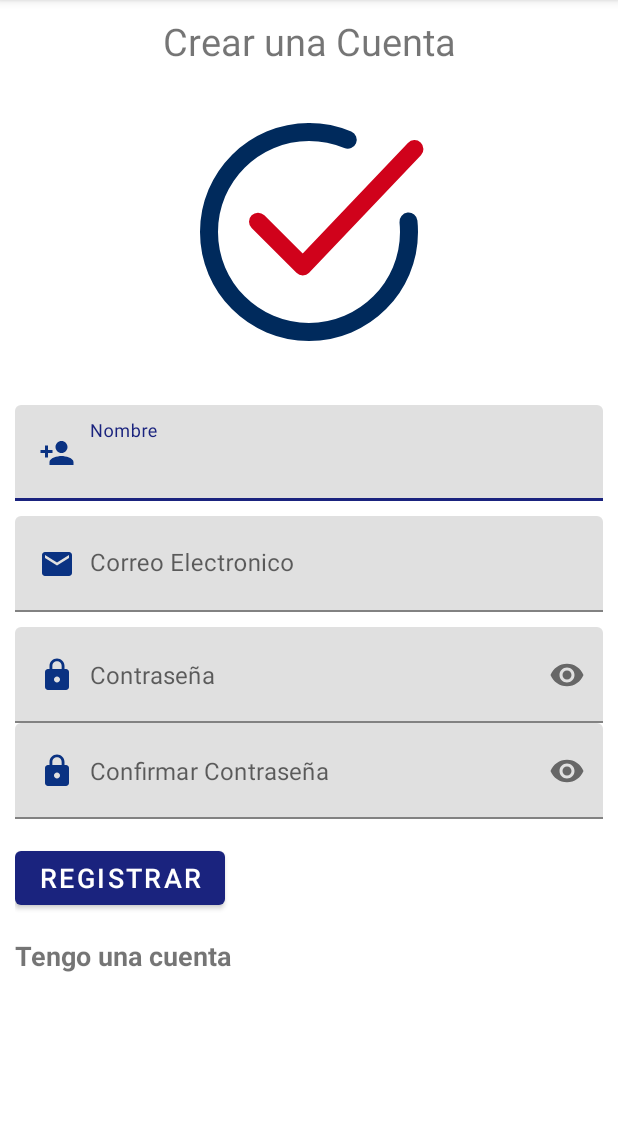
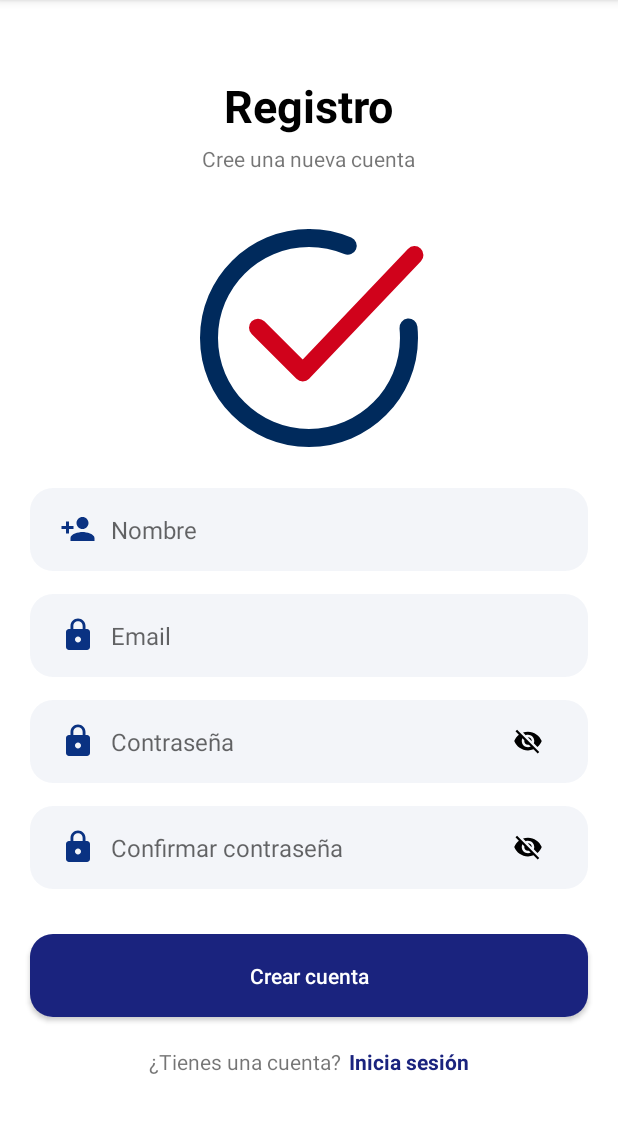
Before and after one commit to kurama027/garita_android, an Android app: the Registro screen opened directly, with no data from a screen before it, on a phone screen of 412 x 824 dp, the part 84-1217 px from its top. Run offline under Robolectric (Android 15) with nearby library versions, the phone set to English and light mode, and no system bars; our stand-ins replace Firebase (no records; nobody signed in at launch, a user with empty details on screens opened directly).

Commit message:
layout registro renovado

```diff
--- a/app/src/main/res/layout/activity_registro.xml
+++ b/app/src/main/res/layout/activity_registro.xml
@@ -4,107 +4,179 @@
     xmlns:tools="http://schemas.android.com/tools"
     android:layout_width="match_parent"
     android:layout_height="match_parent"
+    android:orientation="vertical"
     tools:context=".controlador.Registro">
 
-    <androidx.appcompat.widget.LinearLayoutCompat
+    <LinearLayout
         android:layout_width="match_parent"
         android:layout_height="wrap_content"
-        android:padding="10dp"
+        android:layout_gravity="center"
         android:orientation="vertical">
+
         <TextView
-            android:text="@string/CrearCuantaTXT"
-            android:layout_width="match_parent"
+            android:layout_width="wrap_content"
             android:layout_height="wrap_content"
-            android:textSize="25sp"
-            android:gravity="center"/>
-        //animacion
+            android:layout_gravity="center"
+            android:layout_marginTop="20dp"
+            android:text="Registro"
+            android:textColor="#000000"
+            android:textSize="30sp"
+            android:textStyle="bold" />
+
+        <TextView
+            android:layout_width="wrap_content"
+            android:layout_height="wrap_content"
+            android:layout_gravity="center"
+            android:layout_marginTop="5dp"
+            android:text="Cree una nueva cuenta" />
+
         <com.airbnb.lottie.LottieAnimationView
             android:layout_width="200dp"
             android:layout_height="200dp"
+            android:layout_gravity="center"
+            android:layout_marginTop="10dp"
+            app:lottie_autoPlay="true"
+            app:lottie_fileName="register.json"
             app:lottie_imageAssetsFolder="assets"
-            app:lottie_fileName="register.json"
-            app:lottie_loop="true"
-            app:lottie_autoPlay="true"
-            android:layout_gravity="center"
-            android:layout_marginTop="10dp"/>
-        <com.google.android.material.textfield.TextInputLayout
+            app:lottie_loop="true" />
+
+        <EditText
+            android:id="@+id/NombreEt"
+            android:layout_width="match_parent"
+            android:layout_height="55dp"
+            android:layout_marginStart="20dp"
+            android:layout_marginEnd="20dp"
+            android:background="@drawable/round_input_text"
+            android:drawableStart="@drawable/icono_nombres"
+            android:drawablePadding="10dp"
+            android:hint="@string/NombreEt"
+            android:inputType="textPersonName|textCapWords"
+            android:maxLines="1"
+            android:paddingStart="20dp"
+            android:paddingEnd="20dp"
+            android:textSize="16sp" />
+
+        <EditText
+            android:id="@+id/CorreoEt"
+            android:layout_width="match_parent"
+            android:layout_height="55dp"
+            android:layout_marginStart="20dp"
+            android:layout_marginTop="15dp"
+            android:layout_marginEnd="20dp"
+            android:background="@drawable/round_input_text"
+            android:drawableStart="@drawable/icono_password"
+            android:drawablePadding="10dp"
+            android:hint="Email"
+            android:inputType="textEmailAddress"
+            android:maxLines="1"
+            android:paddingStart="20dp"
+            android:paddingEnd="20dp"
+            android:textSize="16sp" />
+
+        <RelativeLayout
+            android:layout_width="match_parent"
+            android:layout_height="55dp"
+            android:layout_marginStart="20dp"
+            android:layout_marginTop="15dp"
+            android:layout_marginEnd="20dp"
+            android:background="@drawable/round_input_text">
+
+            <EditText
+                android:id="@+id/ContraseñaEt"
+                android:layout_width="match_parent"
+                android:layout_height="match_parent"
+                android:layout_toStartOf="@+id/iv_passwordShowRegister"
+                android:background="@android:color/transparent"
+                android:drawableStart="@drawable/icono_password"
+                android:drawablePadding="10dp"
+                android:hint="Contraseña"
+                android:inputType="textPassword"
+                android:maxLines="1"
+                android:paddingStart="20dp"
+                android:paddingEnd="20dp"
+                android:textSize="16sp" />
+
+            <ImageView
+                android:id="@+id/iv_passwordShowRegister"
+                android:layout_width="40dp"
+                android:layout_height="40dp"
+                android:layout_alignParentEnd="true"
+                android:layout_centerVertical="true"
+                android:layout_marginEnd="20dp"
+                android:adjustViewBounds="true"
+                android:padding="10dp"
+                android:src="@drawable/ic_password_hide" />
+        </RelativeLayout>
+
+        <RelativeLayout
+            android:layout_width="match_parent"
+            android:layout_height="55dp"
+            android:layout_marginStart="20dp"
+            android:layout_marginTop="15dp"
+            android:layout_marginEnd="20dp"
+            android:background="@drawable/round_input_text">
+
+            <EditText
+                android:id="@+id/ConfirmarContraseñaEt"
+                android:layout_width="match_parent"
+                android:layout_height="match_parent"
+                android:layout_toStartOf="@+id/iv_confirmPasswordShowRegister"
+                android:background="@android:color/transparent"
+                android:drawableStart="@drawable/icono_password"
+                android:drawablePadding="10dp"
+                android:hint="Confirmar contraseña"
+                android:inputType="textPassword"
+                android:maxLines="1"
+                android:paddingStart="20dp"
+                android:paddingEnd="20dp"
+                android:textSize="16sp" />
+
+            <ImageView
+                android:id="@+id/iv_confirmPasswordShowRegister"
+                android:layout_width="40dp"
+                android:layout_height="40dp"
+                android:layout_alignParentEnd="true"
+                android:layout_centerVertical="true"
+                android:layout_marginEnd="20dp"
+                android:adjustViewBounds="true"
+                android:padding="10dp"
+                android:src="@drawable/ic_password_hide" />
+        </RelativeLayout>
+
+        <androidx.appcompat.widget.AppCompatButton
+            android:id="@+id/RegistrarUsuario"
+            android:layout_width="match_parent"
+            android:layout_height="55dp"
+            android:layout_marginStart="20dp"
+            android:layout_marginTop="30dp"
+            android:layout_marginEnd="20dp"
+            android:background="@drawable/round_primary_button"
+            android:text="Crear cuenta"
+            android:textAllCaps="false"
+            android:textColor="#FFFFFF" />
+
+        <LinearLayout
             android:layout_width="match_parent"
             android:layout_height="wrap_content"
-            android:layout_marginTop="15dp">
-            <EditText
-                android:id="@+id/NombreEt"
-                android:hint="@string/NombreEt"
-                android:inputType="textPersonName|textCapWords"
-                android:padding="20dp"
-                android:drawableStart="@drawable/icono_nombres"
-                android:drawablePadding="10dp"
-                android:layout_width="match_parent"
-                android:layout_height="wrap_content"/>
-        </com.google.android.material.textfield.TextInputLayout>
+            android:layout_marginTop="20dp"
+            android:layout_marginBottom="20dp"
+            android:gravity="center"
+            android:orientation="horizontal">
 
-        <com.google.android.material.textfield.TextInputLayout
-            android:layout_width="match_parent"
-            android:layout_height="wrap_content"
-            android:layout_marginTop="10dp">
-            <EditText
-                android:id="@+id/CorreoEt"
-                android:hint="@string/CorreoEt"
-                android:inputType="textEmailAddress"
-                android:padding="20dp"
-                android:drawableStart="@drawable/icono_correo"
-                android:drawablePadding="10dp"
-                android:layout_width="match_parent"
-                android:layout_height="wrap_content"/>
-        </com.google.android.material.textfield.TextInputLayout>
-        <com.google.android.material.textfield.TextInputLayout
-            android:layout_width="match_parent"
-            android:layout_height="wrap_content"
-            android:layout_marginTop="10dp"
-            app:passwordToggleEnabled="true"
-            app:hintEnabled="false">
-            <EditText
-                android:id="@+id/ContraseñaEt"
-                android:hint="@string/ContraseñaEt"
-                android:inputType="textPassword"
-                android:padding="20dp"
-                android:drawableStart="@drawable/icono_password"
-                android:drawablePadding="10dp"
-                android:layout_width="match_parent"
-                android:layout_height="wrap_content"/>
-        </com.google.android.material.textfield.TextInputLayout>
-        <com.google.android.material.textfield.TextInputLayout
-            android:layout_width="match_parent"
-            android:layout_height="wrap_content"
-            app:passwordToggleEnabled="true"
-            app:hintEnabled="false">
-            <EditText
-                android:id="@+id/ConfirmarContraseñaEt"
-                android:hint="@string/ConfirmarContraseñaEt"
-                android:inputType="textPassword"
-                android:padding="20dp"
-                android:drawableStart="@drawable/icono_password"
-                android:drawablePadding="10dp"
-                android:layout_width="match_parent"
-                android:layout_height="wrap_content"/>
-        </com.google.android.material.textfield.TextInputLayout>
+            <TextView
+                android:layout_width="wrap_content"
+                android:layout_height="wrap_content"
+                android:text="¿Tienes una cuenta?" />
 
-        <Button
-            android:id="@+id/RegistrarUsuario"
-            android:text="@string/RegistrarUsuario"
-            android:layout_marginTop="15dp"
-            android:textSize="18sp"
-            android:layout_width="wrap_content"
-            android:layout_height="match_parent"/>
-        <TextView
-            android:id="@+id/TengounacuentaTXT"
-            android:text="@string/TengounacuentaTXT"
-            android:textSize="18sp"
-            android:textStyle="bold"
-            android:layout_marginTop="15dp"
-            android:layout_width="wrap_content"
-            android:layout_height="wrap_content"/>
-
-
-    </androidx.appcompat.widget.LinearLayoutCompat>
+            <TextView
+                android:id="@+id/TengounacuentaTXT"
+                android:layout_width="wrap_content"
+                android:layout_height="wrap_content"
+                android:layout_marginStart="5dp"
+                android:text="Inicia sesión"
+                android:textColor="@color/colorPrimary"
+                android:textStyle="bold" />
+        </LinearLayout>
+    </LinearLayout>
 
 </ScrollView>
```
